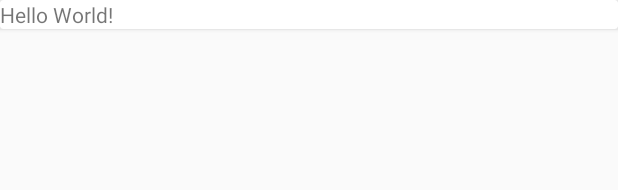
After one commit to RahulKathuria/MusicPlayerApp, an Android app: the layout list_item.xml on its own in the app's theme, with its tools: preview values and no code run, on a phone screen of 412 x 824 dp. The commit adds this screen. Shown: the top 190 px of the screen. Run offline under Robolectric (Android 15) with nearby library versions, the phone set to English and light mode, and no system bars.

Commit message:
Added List View

```diff
--- a/app/build.gradle
+++ b/app/build.gradle
@@ -23,6 +23,7 @@ dependencies {
     implementation 'com.android.support:appcompat-v7:28.0.0'
     implementation 'com.android.support.constraint:constraint-layout:1.1.3'
     testImplementation 'junit:junit:4.12'
+    implementation 'com.android.support:cardview-v7:28.0.0'
     androidTestImplementation 'com.android.support.test:runner:1.0.2'
     androidTestImplementation 'com.android.support.test.espresso:espresso-core:3.0.2'
 }
--- /dev/null
+++ b/app/src/main/res/layout/list_item.xml
@@ -0,0 +1,28 @@
+<?xml version="1.0" encoding="utf-8"?>
+<LinearLayout
+    xmlns:android="http://schemas.android.com/apk/res/android"
+    android:layout_width="match_parent"
+    android:layout_height="match_parent"
+    android:orientation="vertical">
+    <android.support.v7.widget.CardView
+        android:layout_width="match_parent"
+        android:layout_height="wrap_content"
+        android:id="@+id/card_view"
+        android:layout_gravity="center">
+
+        <LinearLayout
+            android:layout_width="wrap_content"
+            android:layout_height="wrap_content"
+            android:orientation="horizontal">
+        <TextView
+            android:layout_width="wrap_content"
+            android:layout_height="wrap_content"
+            android:text="Hello World!"/>
+
+        <ImageView
+            android:layout_width="wrap_content"
+            android:layout_height="wrap_content" />
+        </LinearLayout>
+
+    </android.support.v7.widget.CardView>
+</LinearLayout>
```
Also changed, not shown: app/src/main/res/layout/activity_main.xml (+9 -10 lines), app/src/main/res/values/strings.xml (+18 -0 lines).
